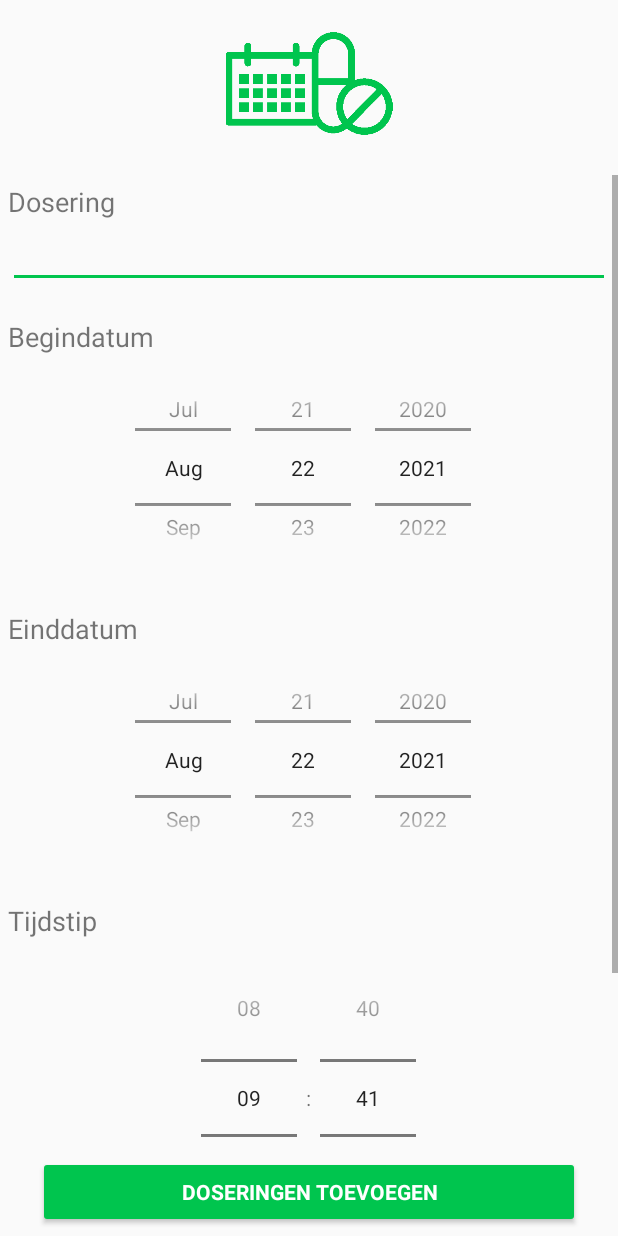
After one commit to ZvanBercum/IIATIMD_Android, an Android app: the MakeDosageActivity screen opened directly, with no data from a screen before it, on a phone screen of 412 x 824 dp. The commit adds this screen. Run offline under Robolectric (Android 15) with nearby library versions, the phone set to English and light mode, and no system bars; our stand-ins replace Room's generated code; 1 statement that could not run was skipped.

Commit message:
addDosages

```diff
--- a/app/src/main/AndroidManifest.xml
+++ b/app/src/main/AndroidManifest.xml
@@ -12,10 +12,11 @@
         android:roundIcon="@mipmap/ic_launcher_round"
         android:supportsRtl="true"
         android:theme="@style/AppTheme">
+        <activity android:name=".MakeDosageActivity"></activity>
         <activity
             android:name=".MedicineEditActivity"
             android:label="@string/title_activity_medicine_edit"
-            android:theme="@style/AppTheme.NoActionBar"></activity>
+            android:theme="@style/AppTheme.NoActionBar" />
         <activity
             android:name=".MedicineActivity"
             android:label="@string/title_activity_medicine"
--- /dev/null
+++ b/app/src/main/java/com/example/android/MakeDosageActivity.kt
@@ -0,0 +1,118 @@
+package com.example.android
+
+import android.content.Intent
+import androidx.appcompat.app.AppCompatActivity
+import android.os.Bundle
+import android.util.Log
+import android.widget.*
+import androidx.room.ColumnInfo
+import androidx.room.PrimaryKey
+import com.example.android.Resources.Database.AppDatabase
+import com.example.android.Resources.Database.Medicine.Dosage
+import com.example.android.Resources.Database.Medicine.Medicine
+import kotlinx.android.synthetic.main.activity_make_dosage.*
+import kotlinx.coroutines.Dispatchers
+import kotlinx.coroutines.GlobalScope
+import kotlinx.coroutines.launch
+import java.time.Month
+import java.util.*
+
+class MakeDosageActivity : AppCompatActivity() {
+
+    lateinit var beginDatePicker: DatePicker
+    lateinit var endDatePicker: DatePicker
+    lateinit var timePicker: TimePicker
+    lateinit var intervalSpinner: Spinner
+    lateinit var dosageDosage: EditText
+    var medId: Long = 0
+
+    override fun onCreate(savedInstanceState: Bundle?) {
+        super.onCreate(savedInstanceState)
+        setContentView(R.layout.activity_make_dosage)
+
+        dosageDosage = findViewById(R.id.dosageMeasure)
+        beginDatePicker = findViewById(R.id.begindate)
+        endDatePicker = findViewById(R.id.enddate)
+        timePicker = findViewById(R.id.timeselect)
+        intervalSpinner = findViewById(R.id.selectinterval)
+
+        val saveBtn = findViewById<Button>(R.id.saveDosages)
+
+        val intervalArray = arrayOf("Nooit", "Dagelijks", "Wekelijks", "Maandelijks", "Jaarlijks")
+        val adapter = ArrayAdapter(this, android.R.layout.simple_spinner_item, intervalArray)
+        intervalSpinner.adapter = adapter
+
+        timePicker.setIs24HourView(true)
+
+        medId = intent.getStringExtra("medId").toLong()
+        if (medId == null || medId == 0.toLong()) {
+            switchToHome()
+            return
+        }
+
+        saveBtn.setOnClickListener {
+            GlobalScope.launch(Dispatchers.IO) {
+                createDosages()
+            }
+        }
+    }
+
+    private fun getDateFromPicker(picker: DatePicker, hour: Int, minutes: Int): Long{
+        val day = picker.dayOfMonth
+        val month = picker.month
+        val year = picker.year
+
+        val cal = Calendar.getInstance()
+        cal.set(year, month, day, hour, minutes)
+        return cal.timeInMillis / 1000
+    }
+
+    private suspend fun createDosages(){
+        if(dosageDosage.text.toString().isNullOrEmpty()){
+            return
+        }
+        val hour = timePicker.hour
+        val minute = timePicker.minute
+        var beginDate = getDateFromPicker(beginDatePicker, hour, minute)
+        val endDate = getDateFromPicker(endDatePicker, hour, minute)
+        val interval = intervalSpinner.selectedItem
+        while(beginDate <= endDate){
+            var dosage = Dosage(
+                medicineId = medId,
+                dosage = dosageDosage.text.toString(),
+                date = beginDate
+            )
+            AppDatabase.getDatabase(applicationContext).dosageDao().insert(dosage)
+
+            val cal: Calendar = Calendar.getInstance()
+            //Convert Epoch Unix Timestamp from seconds to milliseconds
+            cal.timeInMillis = beginDate*1000
+            when(interval){
+                "Nooit" -> break
+                "Dagelijks" -> beginDate+=86400
+                "Wekelijks" -> beginDate+= 604800
+                "Maandelijks" -> {
+                    cal.add(Calendar.MONTH, 1)
+                    beginDate = cal.timeInMillis*1000
+                }
+                "Jaarlijks" -> {
+                    cal.add(Calendar.YEAR, 1)
+                    beginDate = cal.timeInMillis*1000
+                }
+                else -> break
+            }
+        }
+        switchToMedicine()
+    }
+
+    private fun switchToHome() {
+        val intent = Intent(this, HomeActivity::class.java)
+        startActivity(intent)
+    }
+
+    private fun switchToMedicine(){
+        val intent = Intent(this, MedicineEditActivity::class.java)
+        intent.putExtra("medicine", medId.toString())
+        this.startActivity(intent)
+    }
+}
--- a/app/src/main/java/com/example/android/MedicineActivity.kt
+++ b/app/src/main/java/com/example/android/MedicineActivity.kt
@@ -43,7 +43,6 @@ class MedicineActivity : AppCompatActivity() {
                     builder.setMessage("Voeg een beschrijving toe voor $name")
                     builder.setPositiveButton(android.R.string.yes) { dialog, which ->
                         val medicine = Medicine(name = name, desc = input.text.toString())
-                        Log.d("DEBUG", medicine.toString())
                         GlobalScope.launch(Dispatchers.IO) {
                             saveMedicine(medicine)
                         }
--- a/app/src/main/java/com/example/android/Resources/Database/Medicine/MedicineListAdapter.kt
+++ b/app/src/main/java/com/example/android/Resources/Database/Medicine/MedicineListAdapter.kt
@@ -67,7 +67,6 @@ class MedicineListAdapter(val context: Context) : RecyclerView.Adapter<MedicineL
 
     private suspend fun getFirstDosage(medicine: Medicine): String? {
         val timestamp = System.currentTimeMillis() / 1000
-        Log.d("DEBUG", medicine.toString())
         val time = AppDatabase.getDatabase(context).dosageDao().firstDosageByMed(medicine.id, timestamp)
         if(time != null){
             val diff = time - timestamp
--- /dev/null
+++ b/app/src/main/res/layout/activity_make_dosage.xml
@@ -0,0 +1,108 @@
+<?xml version="1.0" encoding="utf-8"?>
+<RelativeLayout xmlns:android="http://schemas.android.com/apk/res/android"
+    xmlns:tools="http://schemas.android.com/tools"
+    android:layout_width="match_parent"
+    android:layout_height="match_parent"
+    android:gravity="center_horizontal"
+    android:orientation="vertical"
+    tools:context="com.example.android.LoginActivity">
+
+    <ImageView
+        android:id="@+id/logo"
+        android:layout_width="match_parent"
+        android:layout_height="50pt"
+        android:layout_marginBottom="5dp"
+        android:src="@drawable/medicines"
+        android:layout_alignParentStart="true"
+        android:layout_centerHorizontal="true"/>
+
+    <ScrollView
+        android:layout_width="match_parent"
+        android:layout_height="wrap_content"
+        android:layout_below="@id/logo">
+        <LinearLayout
+            android:layout_width="match_parent"
+            android:layout_height="wrap_content"
+            android:orientation="vertical"
+            android:layout_margin="5dp">
+            <TextView
+                android:layout_width="match_parent"
+                android:layout_height="wrap_content"
+                android:text="Dosering"
+                android:textSize="18dp"/>
+
+                <EditText
+                    android:id="@+id/dosageMeasure"
+                    android:layout_width="match_parent"
+                    android:layout_height="wrap_content"
+                    android:textSize="18dp"/>
+
+            <TextView
+                android:layout_width="match_parent"
+                android:layout_height="wrap_content"
+                android:text="Begindatum"
+                android:textSize="18dp"
+                android:layout_marginTop="20dp"/>
+            <DatePicker
+                android:id="@+id/begindate"
+                android:layout_width="match_parent"
+                android:layout_height="150dp"
+                android:datePickerMode="spinner"
+                android:calendarViewShown="false"
+                />
+            <TextView
+                android:layout_width="match_parent"
+                android:layout_height="wrap_content"
+                android:text="Einddatum"
+                android:textSize="18dp"
+                android:layout_marginTop="20dp"/>
+            <DatePicker
+                android:id="@+id/enddate"
+                android:layout_width="match_parent"
+                android:layout_height="150dp"
+                android:datePickerMode="spinner"
+                android:calendarViewShown="false"/>
+            <TextView
+                android:layout_width="match_parent"
+                android:layout_height="wrap_content"
+                android:text="Tijdstip"
+                android:textSize="18dp"
+                android:layout_marginTop="20dp"/>
+            <TimePicker
+                android:id="@+id/timeselect"
+                android:layout_width="match_parent"
+                android:layout_height="wrap_content"
+                android:timePickerMode="spinner"
+                />
+
+            <TextView
+                android:layout_width="match_parent"
+                android:layout_height="wrap_content"
+                android:text="Interval"
+                android:textSize="18dp"
+                android:layout_marginTop="20dp"/>
+            <Spinner
+                android:id="@+id/selectinterval"
+                android:layout_width="match_parent"
+                android:layout_height="wrap_content"
+                android:layout_marginBottom="150dp"/>
+
+        </LinearLayout>
+    </ScrollView>
+
+    <Button
+        android:id="@+id/saveDosages"
+        style="?android:textAppearanceSmall"
+        android:layout_width="match_parent"
+        android:layout_height="wrap_content"
+        android:text="Doseringen toevoegen"
+        android:layout_marginTop="16dp"
+        android:layout_marginStart="25dp"
+        android:layout_marginEnd="25dp"
+        android:layout_gravity="bottom"
+        android:layout_marginBottom="5dp"
+        android:layout_alignParentBottom="true"
+        android:textStyle="bold"
+        android:textColor="#fff"
+        android:backgroundTint="@color/colorAccent"/>
+</RelativeLayout>
```
Also changed, not shown: app/src/main/java/com/example/android/MedicineEditActivity.kt (+20 -4 lines), app/src/main/java/com/example/android/Resources/Database/Dosage/DosageListAdapter.kt (+11 -3 lines).
